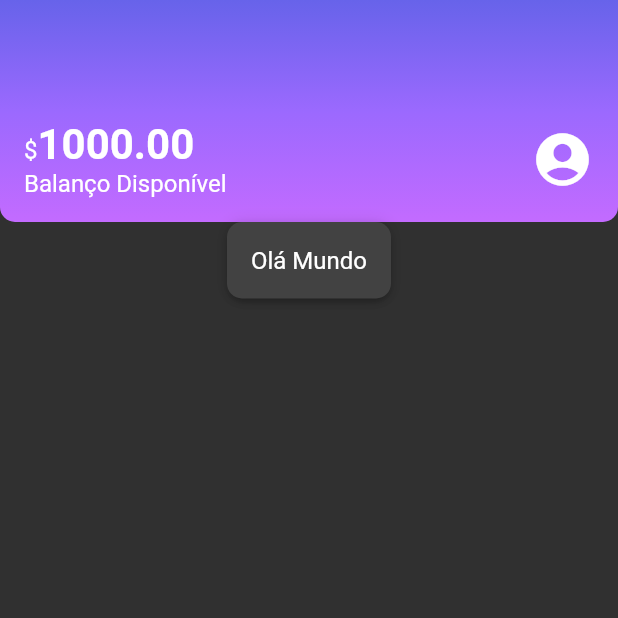
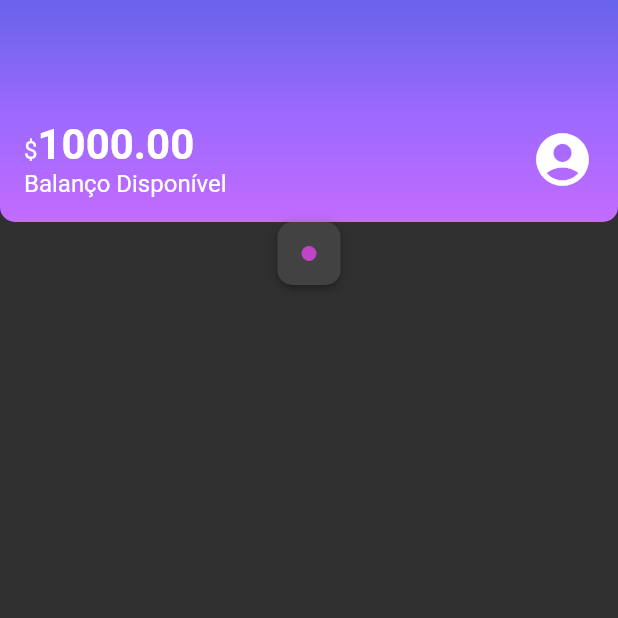
Before and after one commit to thiaagodev/alubank, a Flutter app: the screen it shows after launch, on a phone screen of 412 x 824 dp, the top half of it. Run offline on Flutter 3.47's test engine with Material 2 defaults, Android fonts, the phone set to English and light mode, and no system bars.

Commit message:
widget colordot

```diff
--- /dev/null
+++ b/lib/components/color_dot.dart
@@ -0,0 +1,18 @@
+import 'package:flutter/material.dart';
+
+class ColorDot extends StatelessWidget {
+  final Color? color;
+  const ColorDot({super.key, required this.color});
+
+  @override
+  Widget build(BuildContext context) {
+    return Container(
+      width: 10,
+      height: 10,
+      decoration: BoxDecoration(
+        color: color,
+        borderRadius: BorderRadius.circular(10),
+      ),
+    );
+  }
+}
--- a/lib/screens/home.dart
+++ b/lib/screens/home.dart
@@ -1,5 +1,7 @@
 import 'package:alubank/components/box_card.dart';
+import 'package:alubank/components/color_dot.dart';
 import 'package:alubank/components/sections/header.dart';
+import 'package:alubank/themes/theme_colors.dart';
 import 'package:flutter/material.dart';
 
 class Home extends StatelessWidget {
@@ -9,9 +11,13 @@ class Home extends StatelessWidget {
   Widget build(BuildContext context) {
     return Scaffold(
       body: Column(
-        children: const [
-          Header(),
-          BoxCard(boxContent: Text('Olá Mundo')),
+        children: [
+          const Header(),
+          BoxCard(
+            boxContent: ColorDot(
+              color: ThemeColors.recentActivity['income'],
+            ),
+          ),
         ],
       ),
     );
--- a/lib/themes/theme_colors.dart
+++ b/lib/themes/theme_colors.dart
@@ -7,4 +7,9 @@ class ThemeColors {
     Color.fromRGBO(155, 105, 254, 1.0),
     Color.fromRGBO(195, 107, 255, 1.0)
   ];
+
+  static const recentActivity = {
+    'spent': Color.fromRGBO(255, 175, 29, 1.0),
+    'income': Color.fromRGBO(191, 69, 198, 1.0),
+  };
 }
```
